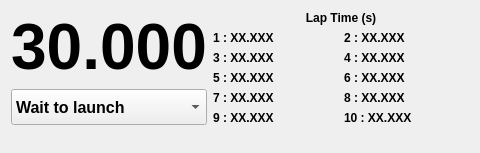
Old version of the form F3FChrono/gui/WChrono.ui in the repository jomarin38/F3FChrono.
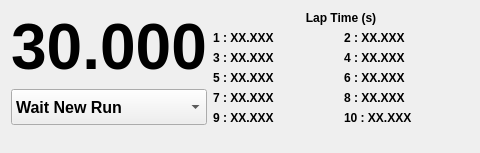
New version of the form.

Commit message: clean chrono library add config panel data into event data

Diff of the .ui file:
```diff
--- a/F3FChrono/gui/WChrono.ui
+++ b/F3FChrono/gui/WChrono.ui
@@ -59,6 +59,11 @@
          <property name="autoFillBackground">
           <bool>false</bool>
          </property>
+         <item>
+          <property name="text">
+           <string>Wait New Run</string>
+          </property>
+         </item>
          <item>
           <property name="text">
            <string>Wait to launch</string>
```
Left out of the diff: 7 changed lines with no effect on the pictures. The commit also changes 4 other files.
